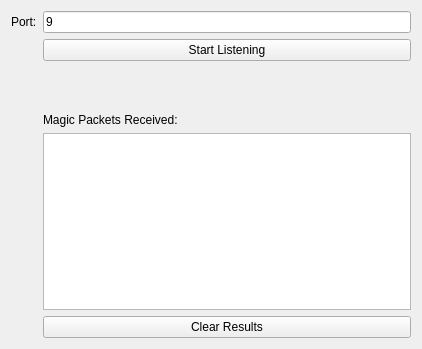
First picture: the form in packet_listener.ui, repository karagog/GWakeOnLAN, before the edit.
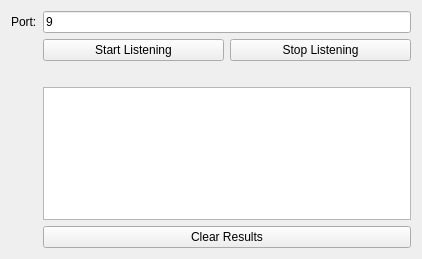
Second picture: the form after the edit.

```diff
--- a/packet_listener.ui
+++ b/packet_listener.ui
@@ -7,7 +7,7 @@
     <x>0</x>
     <y>0</y>
     <width>422</width>
-    <height>349</height>
+    <height>259</height>
    </rect>
   </property>
   <property name="windowTitle">
@@ -31,19 +31,23 @@
      </property>
     </widget>
    </item>
-   <item row="1" column="1">
+   <item row="2" column="1">
+    <layout class="QHBoxLayout" name="horizontalLayout">
+     <item>
     <widget class="QPushButton" name="pushButton">
      <property name="text">
       <string>Start Listening</string>
      </property>
     </widget>
    </item>
-   <item row="3" column="1">
-    <widget class="QLabel" name="label_2">
+     <item>
+      <widget class="QPushButton" name="pushButton_3">
      <property name="text">
-      <string>Magic Packets Received:</string>
-     </property>
-    </widget>
+        <string>Stop Listening</string>
+       </property>
+      </widget>
+     </item>
+    </layout>
    </item>
    <item row="4" column="1">
     <widget class="QListView" name="listView">
@@ -55,19 +59,6 @@
      </property>
     </widget>
    </item>
-   <item row="2" column="1">
-    <spacer name="verticalSpacer">
-     <property name="orientation">
-      <enum>Qt::Vertical</enum>
-     </property>
-     <property name="sizeHint" stdset="0">
-      <size>
-       <width>20</width>
-       <height>40</height>
-      </size>
-     </property>
-    </spacer>
-   </item>
    <item row="5" column="1">
     <widget class="QPushButton" name="pushButton_2">
      <property name="text">
@@ -75,6 +66,13 @@
      </property>
     </widget>
    </item>
+   <item row="3" column="1">
+    <widget class="QLabel" name="lbl_status">
+     <property name="text">
+      <string/>
+     </property>
+    </widget>
+   </item>
   </layout>
  </widget>
  <resources/>
```
Left out of the diff: 17 changed lines with no effect on the pictures. Lines whose indentation alone changed are shown as unchanged.
